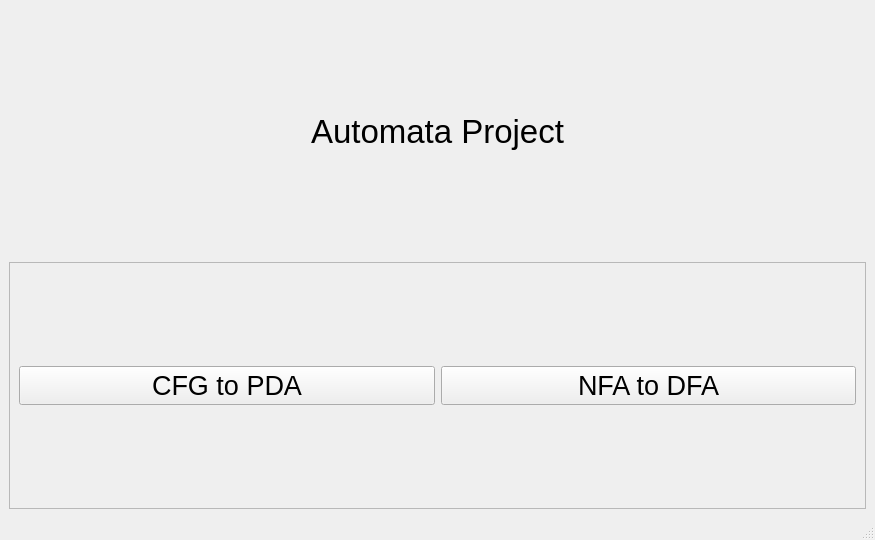
The window that UI/Home.ui (Adham-Abdelmaksoud/Automata-Project) describes before a commit, drawn with Qt 5.
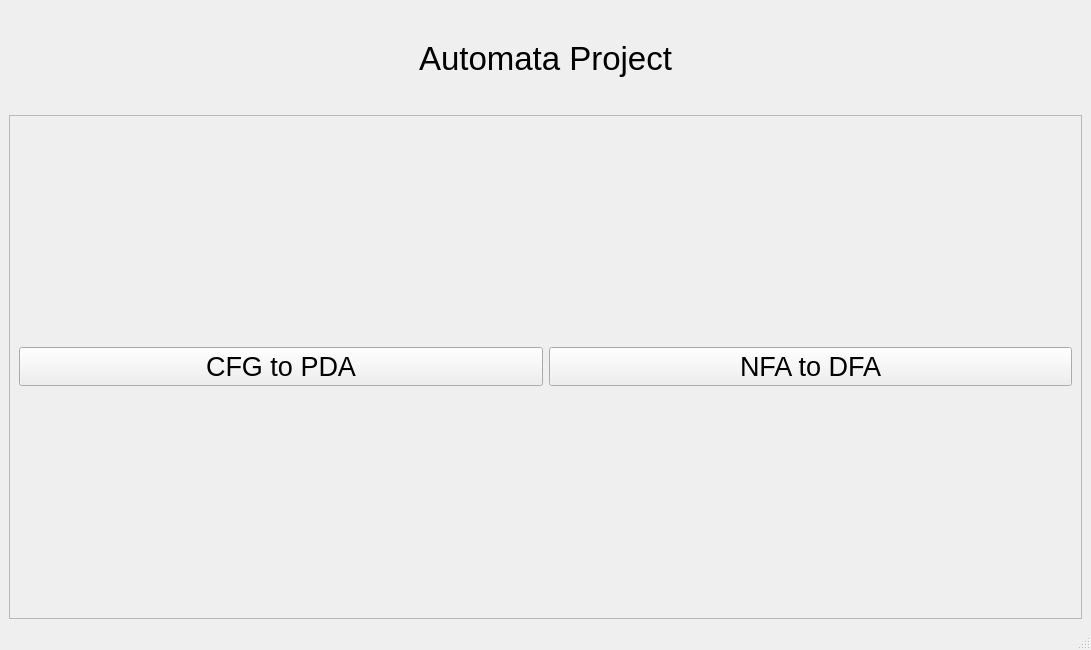
The same window after the commit.

What changed in the file:
```diff
--- a/UI/Home.ui
+++ b/UI/Home.ui
@@ -6,8 +6,8 @@
    <rect>
     <x>0</x>
     <y>0</y>
-    <width>875</width>
-    <height>540</height>
+    <width>1091</width>
+    <height>650</height>
    </rect>
   </property>
   <property name="windowTitle">
@@ -17,6 +17,12 @@
    <layout class="QVBoxLayout" name="verticalLayout">
     <item>
      <widget class="QLabel" name="label">
+      <property name="maximumSize">
+       <size>
+        <width>16777215</width>
+        <height>100</height>
+       </size>
+      </property>
       <property name="font">
        <font>
         <pointsize>25</pointsize>
```
